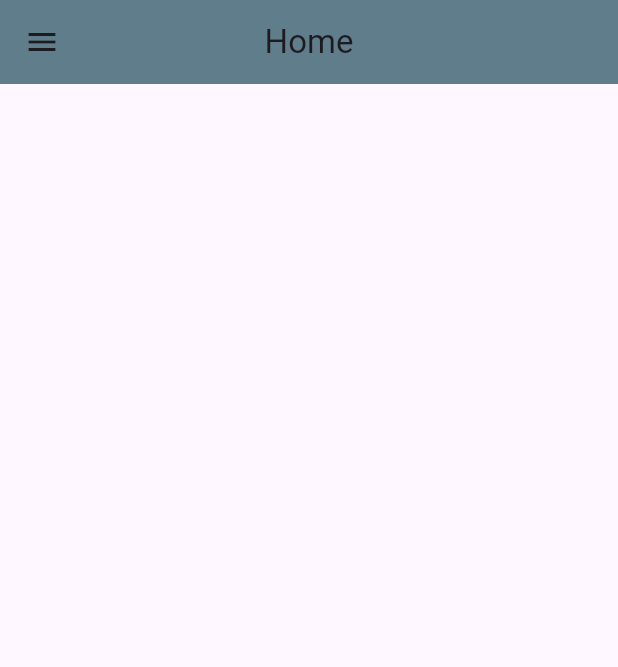
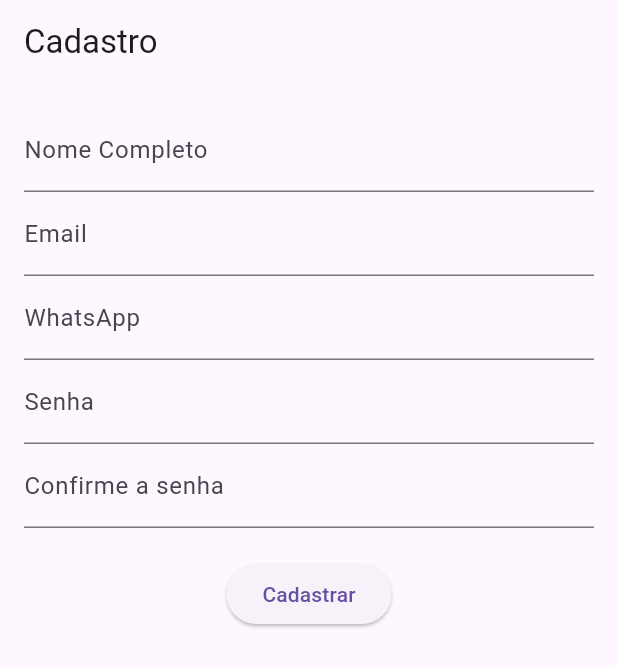
Before and after one commit to BIG4TECH/SistemaPagamento, a Flutter app: the screen it shows after launch, on a phone screen of 412 x 824 dp. Shown: the top 667 px of the screen. Run offline on Flutter 3.47's test engine with Material 3 defaults, Android fonts, the phone set to English and light mode, and no system bars; our stand-ins replace cloud_firestore, firebase_auth, firebase_core, sqflite; accounts and stored records are empty.

Commit message:
Cadastro funcionando 100%

```diff
--- a/lib/main.dart
+++ b/lib/main.dart
@@ -1,6 +1,6 @@
-import 'package:sistema_pagamento/screens/home.dart';
 import 'package:flutter/material.dart';
 import 'package:firebase_core/firebase_core.dart';
+import 'package:sistema_pagamento/screens/telaCadastroPessoa.dart';
 import 'firebase_options.dart';
 
 void main() async {
@@ -8,5 +8,6 @@ void main() async {
   await Firebase.initializeApp(
     options: DefaultFirebaseOptions.currentPlatform,
   );
-  runApp(const MaterialApp(debugShowCheckedModeBanner: false, home: Home()));
+  runApp(const MaterialApp(
+      debugShowCheckedModeBanner: false, home: SignupScreen()));
 }
--- /dev/null
+++ b/lib/screens/telaCadastroPessoa.dart
@@ -0,0 +1,168 @@
+// ignore_for_file: prefer_const_constructors
+
+import 'package:flutter/material.dart';
+import 'package:firebase_auth/firebase_auth.dart';
+import 'package:cloud_firestore/cloud_firestore.dart';
+
+class SignupScreen extends StatefulWidget {
+  const SignupScreen({super.key});
+
+  @override
+  State<SignupScreen> createState() => _SignupScreenState();
+}
+
+class _SignupScreenState extends State<SignupScreen> {
+  final _auth = FirebaseAuth.instance;
+  final _firestore = FirebaseFirestore.instance;
+  final _formKey = GlobalKey<FormState>();
+  String _nome = '';
+  String _email = '';
+  String _whatsapp = '';
+  String _password = '';
+  String _confirmPassword = '';
+  String erro = '';
+
+  void _signup() async {
+    if (_formKey.currentState!.validate()) {
+      try {
+        if (_password == _confirmPassword) {
+          UserCredential userCredential =
+              await _auth.createUserWithEmailAndPassword(
+            email: _email,
+            password: _password,
+          );
+          // Pega o UID do usuário recém-cadastrado
+          String uid = userCredential.user!.uid;
+
+          // Salva os dados adicionais no Firestore
+          await _firestore.collection('users').doc(uid).set({
+            'name': _nome,
+            'email': _email,
+            'whatsapp': _whatsapp,
+          });
+          // Após o cadastro, você pode redirecionar o usuário para outra tela ou exibir uma mensagem de sucesso
+          final snackBar = SnackBar(
+            content: Text('Cadastro concluído: ${userCredential.user!.email}'),
+            duration: Duration(seconds: 5), // Duração da SnackBar
+          );
+          // Exibe a SnackBar
+          ScaffoldMessenger.of(context).showSnackBar(snackBar);
+        } else {
+          final snackBar = SnackBar(
+            content: Text('As senhas não correspondem'),
+            duration: Duration(seconds: 5), // Duração da SnackBar
+          );
+          // Exibe a SnackBar
+          ScaffoldMessenger.of(context).showSnackBar(snackBar);
+        }
+      } catch (e) {
+        if (e is FirebaseAuthException) {
+          if (e.code == 'email-already-in-use') {
+            erro = 'Email já cadastrado';
+          } else if (e.code == 'weak-password') {
+            erro = 'Digite uma senha com mais de 6 digitos';
+          } else if (e.code == 'invalid-email') {
+            erro = 'Email inválido';
+          } else {
+            erro = 'Erro ao cadastrar';
+          }
+        }
+        final snackBar = SnackBar(
+          content: Text(erro),
+          duration: Duration(seconds: 5), // Duração da SnackBar
+        );
+        // Exibe a SnackBar
+        ScaffoldMessenger.of(context).showSnackBar(snackBar);
+      }
+    }
+  }
+
+  @override
+  Widget build(BuildContext context) {
+    return Scaffold(
+      appBar: AppBar(
+        title: Text('Cadastro'),
+      ),
+      body: Padding(
+        padding: EdgeInsets.all(16.0),
+        child: Form(
+          key: _formKey,
+          child: Column(
+            children: [
+              TextFormField(
+                decoration: InputDecoration(labelText: 'Nome Completo'),
+                keyboardType: TextInputType.name,
+                validator: (value) {
+                  if (value == null || value.isEmpty) {
+                    return 'Por favor, insira seu nome';
+                  }
+                  return null;
+                },
+                onChanged: (value) {
+                  _nome = value;
+                },
+              ),
+              TextFormField(
+                decoration: InputDecoration(labelText: 'Email'),
+                keyboardType: TextInputType.emailAddress,
+                validator: (value) {
+                  if (value == null || value.isEmpty) {
+                    return 'Por favor, insira um e-mail';
+                  }
+                  return null;
+                },
+                onChanged: (value) {
+                  _email = value;
+                },
+              ),
+              TextFormField(
+                decoration: InputDecoration(labelText: 'WhatsApp'),
+                keyboardType: TextInputType.phone,
+                validator: (value) {
+                  if (value == null || value.isEmpty) {
+                    return 'Por favor, insira um número de WhatsApp';
+                  }
+                  return null;
+                },
+                onChanged: (value) {
+                  _whatsapp = value;
+                },
+              ),
+              TextFormField(
+                decoration: InputDecoration(labelText: 'Senha'),
+                obscureText: true,
+                validator: (value) {
+                  if (value == null || value.isEmpty) {
+                    return 'Por favor, insira uma senha';
+                  }
+                  return null;
+                },
+                onChanged: (value) {
+                  _password = value;
+                },
+              ),
+              TextFormField(
+                decoration: InputDecoration(labelText: 'Confirme a senha'),
+                obscureText: true,
+                validator: (value) {
+                  if (value == null || value.isEmpty) {
+                    return 'Por favor, confirme a senha';
+                  }
+                  return null;
+                },
+                onChanged: (value) {
+                  _confirmPassword = value;
+                },
+              ),
+              SizedBox(height: 20),
+              ElevatedButton(
+                onPressed: _signup,
+                child: Text('Cadastrar'),
+              ),
+            ],
+          ),
+        ),
+      ),
+    );
+  }
+}
```
